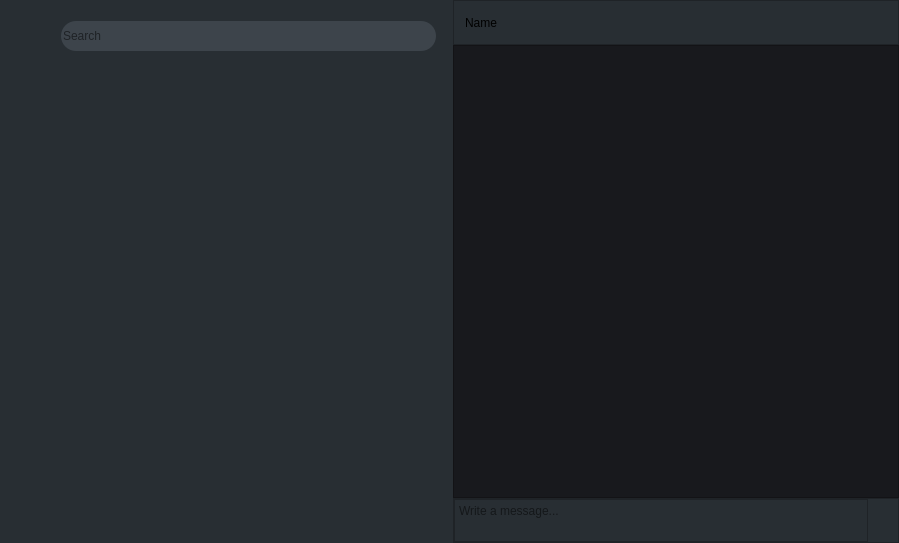
First picture: the form in src/gui/chat/chatPage.ui, repository GwinBest/onlineChat, before the edit.
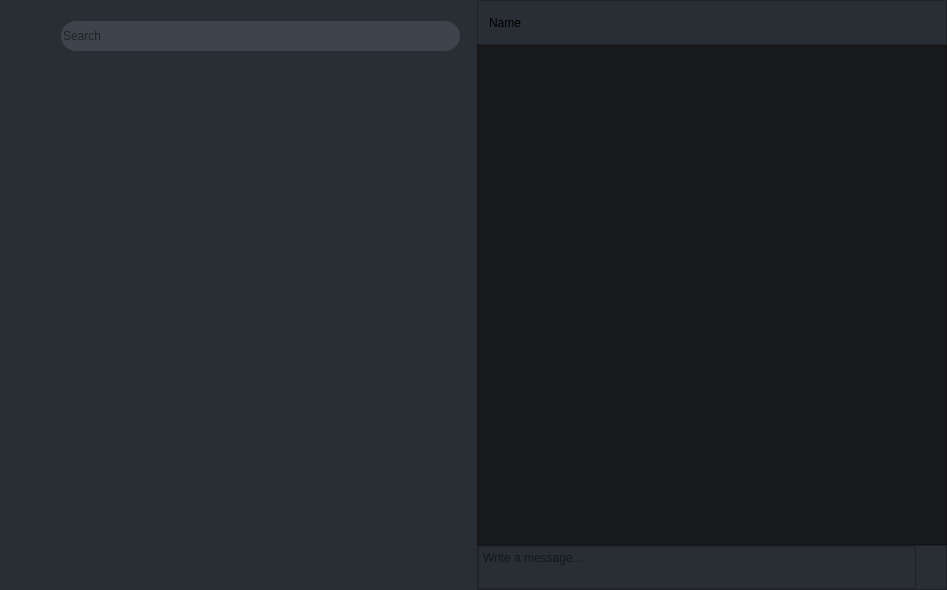
Second picture: the form after the edit. Icons and pictures are not drawn.

Patch:
```diff
--- a/src/gui/chat/chatPage.ui
+++ b/src/gui/chat/chatPage.ui
@@ -6,8 +6,8 @@
    <rect>
     <x>0</x>
     <y>0</y>
-    <width>899</width>
-    <height>543</height>
+    <width>947</width>
+    <height>590</height>
    </rect>
   </property>
   <property name="windowTitle">
@@ -348,8 +348,8 @@
             <rect>
              <x>0</x>
              <y>0</y>
-             <width>472</width>
-             <height>451</height>
+             <width>485</width>
+             <height>498</height>
             </rect>
            </property>
           </widget>
```
Left out of the diff: 33 changed lines with no effect on the pictures.
